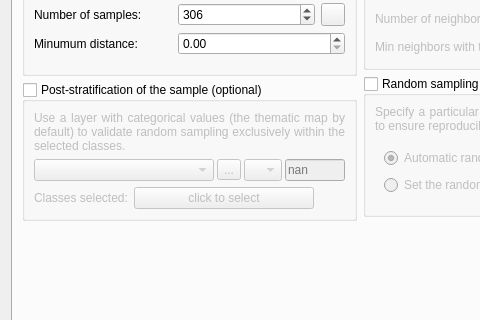
SMByC/AcATaMa, file AcATaMa/ui/sampling_design_window.ui: the form before one commit; both pictures show x 0 to 480 and y 173 to 493 of the 674 by 700 pixel window.
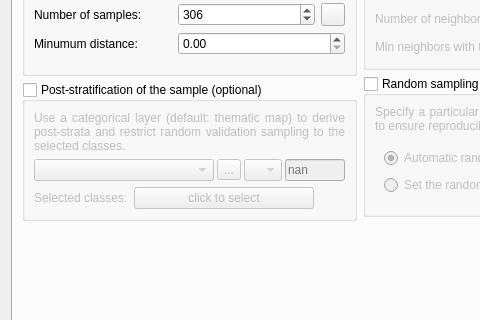
The form after the commit. Icons and pictures are not drawn. Custom widgets are drawn as their Qt base class.

Commit message: Improve post-stratification UI texts and labels, and documentation

```diff
--- a/AcATaMa/ui/sampling_design_window.ui
+++ b/AcATaMa/ui/sampling_design_window.ui
@@ -216,7 +216,7 @@
                    <item>
                     <widget class="QLabel" name="label_12">
                      <property name="text">
-                      <string>Use a layer with categorical values (the thematic map by default) to validate random sampling exclusively within the selected classes.</string>
+                      <string>Use a categorical layer (default: thematic map) to derive post-strata and restrict random validation sampling to the selected classes.</string>
                      </property>
                      <property name="alignment">
                       <set>Qt::AlignJustify|Qt::AlignVCenter</set>
@@ -330,7 +330,7 @@
                       <item>
                        <widget class="QLabel" name="label_13">
                         <property name="text">
-                         <string>Classes selected:</string>
+                         <string>Selected classes:</string>
                         </property>
                        </widget>
                       </item>
```
Left out of the diff: 4 changed lines with no effect on the pictures. The commit also changes 2 other files.
